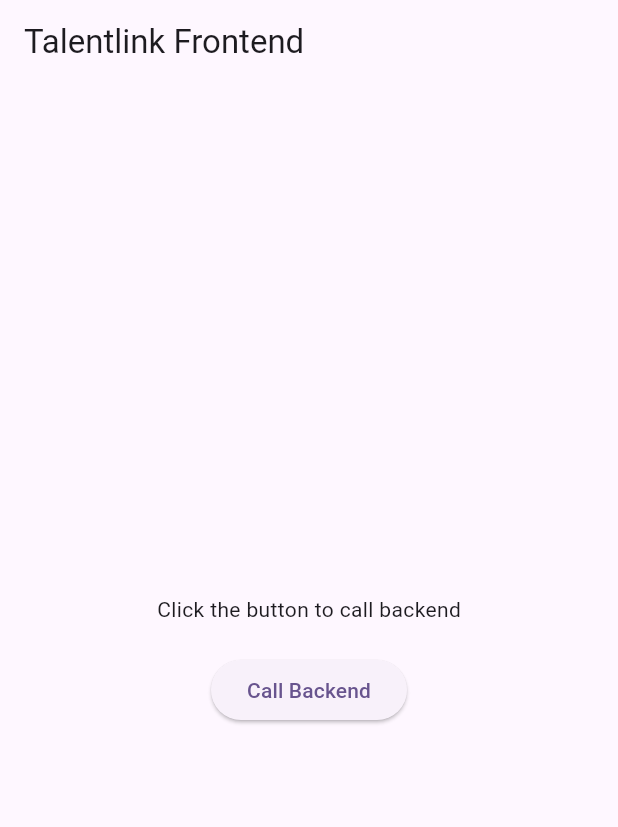
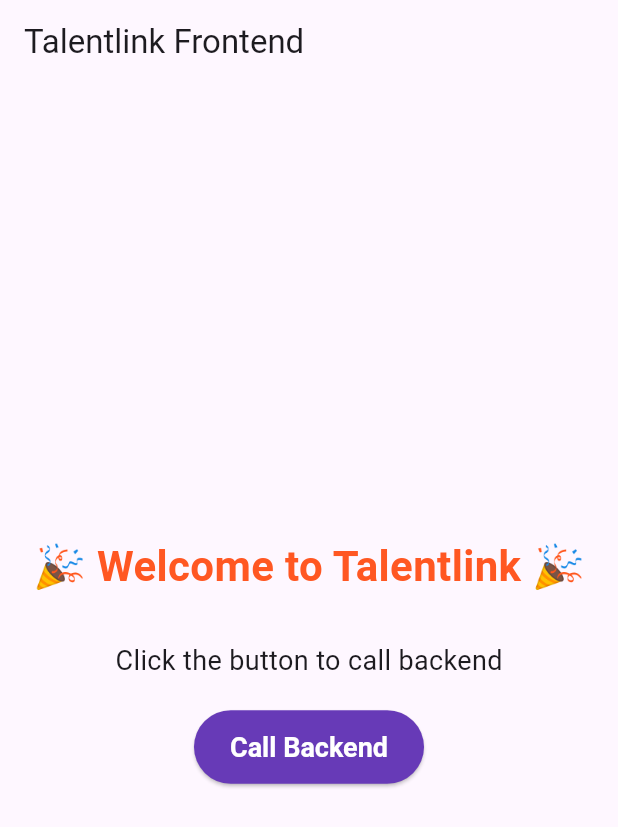
Before and after one commit to erfanalizada/talentlink, a Flutter app: the screen it shows after launch, on a phone screen of 412 x 824 dp. Shown: the top 827 px of the screen. Run offline on Flutter 3.47's test engine with Material 3 defaults, Android fonts, the phone set to English and light mode, and no system bars.

Commit message:
code changed

```diff
--- a/frontend/talentlink_frontend/lib/main.dart
+++ b/frontend/talentlink_frontend/lib/main.dart
@@ -65,10 +65,33 @@
         child: Column(
           mainAxisAlignment: MainAxisAlignment.center,
           children: <Widget>[
-            Text(_response),
+            // 👇 New welcome message
+            const Text(
+              "🎉 Welcome to Talentlink 🎉",
+              style: TextStyle(
+                fontSize: 28,
+                fontWeight: FontWeight.bold,
+                color: Colors.deepOrange, // eye-catching
+              ),
+            ),
+            const SizedBox(height: 30),
+
+            Text(
+              _response,
+              style: const TextStyle(fontSize: 18),
+            ),
             const SizedBox(height: 20),
+
             ElevatedButton(
               onPressed: _callBackend,
+              style: ElevatedButton.styleFrom(
+                backgroundColor: Colors.deepPurple,
+                foregroundColor: Colors.white,
+                padding: const EdgeInsets.symmetric(
+                    horizontal: 24, vertical: 14),
+                textStyle:
+                    const TextStyle(fontSize: 18, fontWeight: FontWeight.bold),
+              ),
               child: const Text("Call Backend"),
             ),
           ],
```
